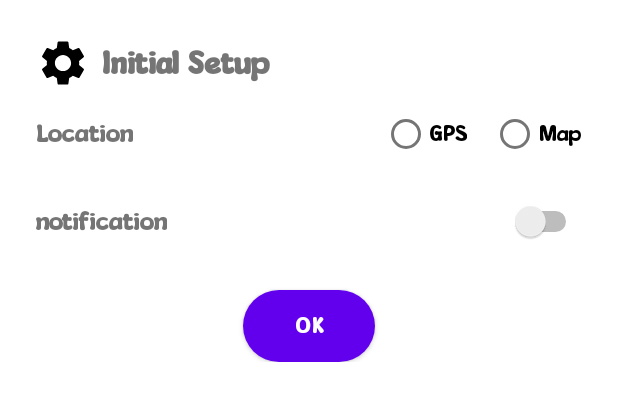
After one commit to malakezzat300/WeatherForecast, an Android app: the layout dialog_location.xml on its own in the app's theme, with its tools: preview values and no code run, on a phone screen of 412 x 824 dp. The commit adds this screen. Shown: the top 401 px of the screen. Run offline under Robolectric (Android 15) with nearby library versions, the phone set to English and light mode, and no system bars.

Commit message:
dialog UI + impl (Done)

```diff
--- /dev/null
+++ b/app/src/main/res/drawable/ic_settings_50.xml
@@ -0,0 +1,5 @@
+<vector xmlns:android="http://schemas.android.com/apk/res/android" android:height="50dp" android:tint="#000000" android:viewportHeight="24" android:viewportWidth="24" android:width="50dp">
+
+    <path android:fillColor="@android:color/white" android:pathData="M19.14,12.94c0.04,-0.3 0.06,-0.61 0.06,-0.94c0,-0.32 -0.02,-0.64 -0.07,-0.94l2.03,-1.58c0.18,-0.14 0.23,-0.41 0.12,-0.61l-1.92,-3.32c-0.12,-0.22 -0.37,-0.29 -0.59,-0.22l-2.39,0.96c-0.5,-0.38 -1.03,-0.7 -1.62,-0.94L14.4,2.81c-0.04,-0.24 -0.24,-0.41 -0.48,-0.41h-3.84c-0.24,0 -0.43,0.17 -0.47,0.41L9.25,5.35C8.66,5.59 8.12,5.92 7.63,6.29L5.24,5.33c-0.22,-0.08 -0.47,0 -0.59,0.22L2.74,8.87C2.62,9.08 2.66,9.34 2.86,9.48l2.03,1.58C4.84,11.36 4.8,11.69 4.8,12s0.02,0.64 0.07,0.94l-2.03,1.58c-0.18,0.14 -0.23,0.41 -0.12,0.61l1.92,3.32c0.12,0.22 0.37,0.29 0.59,0.22l2.39,-0.96c0.5,0.38 1.03,0.7 1.62,0.94l0.36,2.54c0.05,0.24 0.24,0.41 0.48,0.41h3.84c0.24,0 0.44,-0.17 0.47,-0.41l0.36,-2.54c0.59,-0.24 1.13,-0.56 1.62,-0.94l2.39,0.96c0.22,0.08 0.47,0 0.59,-0.22l1.92,-3.32c0.12,-0.22 0.07,-0.47 -0.12,-0.61L19.14,12.94zM12,15.6c-1.98,0 -3.6,-1.62 -3.6,-3.6s1.62,-3.6 3.6,-3.6s3.6,1.62 3.6,3.6S13.98,15.6 12,15.6z"/>
+
+</vector>
--- /dev/null
+++ b/app/src/main/res/layout/dialog_location.xml
@@ -0,0 +1,103 @@
+<?xml version="1.0" encoding="utf-8"?>
+<layout>
+    <data>
+
+    </data>
+    <androidx.constraintlayout.widget.ConstraintLayout xmlns:android="http://schemas.android.com/apk/res/android"
+        xmlns:app="http://schemas.android.com/apk/res-auto"
+        xmlns:tools="http://schemas.android.com/tools"
+        android:layout_width="match_parent"
+        android:layout_height="wrap_content"
+        android:padding="16dp">
+
+        <ImageView
+            android:id="@+id/ic_settings"
+            android:layout_width="36dp"
+            android:layout_height="36dp"
+            android:layout_marginStart="8dp"
+            android:layout_marginTop="8dp"
+            android:src="@drawable/ic_settings_50"
+            app:layout_constraintStart_toStartOf="parent"
+            app:layout_constraintTop_toTopOf="parent" />
+
+        <TextView
+            android:id="@+id/initial_setup"
+            android:layout_width="wrap_content"
+            android:layout_height="wrap_content"
+            android:layout_marginStart="8dp"
+            android:text="@string/initial_setup"
+            android:textSize="20sp"
+            android:textStyle="bold"
+            app:layout_constraintBottom_toBottomOf="@+id/ic_settings"
+            app:layout_constraintStart_toEndOf="@+id/ic_settings"
+            app:layout_constraintTop_toTopOf="@+id/ic_settings" />
+
+        <TextView
+            android:id="@+id/location_text"
+            android:layout_width="wrap_content"
+            android:layout_height="wrap_content"
+            android:layout_marginTop="24dp"
+            android:text="@string/location"
+            android:textSize="16sp"
+            app:layout_constraintStart_toStartOf="@+id/ic_settings"
+            app:layout_constraintTop_toBottomOf="@+id/initial_setup" />
+
+        <RadioGroup
+            android:id="@+id/radioGroup"
+            android:layout_width="wrap_content"
+            android:layout_height="wrap_content"
+            android:layout_marginEnd="8dp"
+            android:orientation="horizontal"
+            app:layout_constraintBottom_toBottomOf="@+id/location_text"
+            app:layout_constraintEnd_toEndOf="parent"
+            app:layout_constraintTop_toTopOf="@+id/location_text">
+
+            <RadioButton
+                android:id="@+id/gps_radio_button"
+                android:layout_width="wrap_content"
+                android:layout_height="wrap_content"
+                android:text="@string/gps" />
+
+            <RadioButton
+                android:id="@+id/map_radio_button"
+                android:layout_width="wrap_content"
+                android:layout_height="wrap_content"
+                android:layout_marginStart="16dp"
+                android:text="@string/map" />
+        </RadioGroup>
+
+        <!-- Notification Text -->
+        <TextView
+            android:id="@+id/notification_text"
+            android:layout_width="wrap_content"
+            android:layout_height="wrap_content"
+            android:layout_marginTop="24dp"
+            android:text="@string/notification"
+            android:textSize="16sp"
+            app:layout_constraintStart_toStartOf="@+id/ic_settings"
+            app:layout_constraintTop_toBottomOf="@+id/radioGroup" />
+
+        <!-- Notification Switch -->
+        <Switch
+            android:id="@+id/notification_switch"
+            android:layout_width="wrap_content"
+            android:layout_height="wrap_content"
+            android:layout_marginEnd="8dp"
+            app:layout_constraintBottom_toBottomOf="@+id/notification_text"
+            app:layout_constraintEnd_toEndOf="parent"
+            app:layout_constraintTop_toTopOf="@+id/notification_text" />
+
+        <!-- OK Button -->
+        <Button
+            android:id="@+id/ok_button"
+            android:layout_width="wrap_content"
+            android:layout_height="wrap_content"
+            android:layout_marginTop="35dp"
+            android:background="@drawable/button_background"
+            android:text="@string/ok"
+            app:layout_constraintEnd_toEndOf="parent"
+            app:layout_constraintStart_toStartOf="parent"
+            app:layout_constraintTop_toBottomOf="@+id/notification_text" />
+
+    </androidx.constraintlayout.widget.ConstraintLayout>
+</layout>
--- a/app/src/main/res/values/strings.xml
+++ b/app/src/main/res/values/strings.xml
@@ -2,4 +2,10 @@
     <string name="app_name">Weather Forecast</string>
     <string name="navigation_drawer_open">open</string>
     <string name="navigation_drawer_close">close</string>
+    <string name="initial_setup">Initial Setup</string>
+    <string name="gps">GPS</string>
+    <string name="map">Map</string>
+    <string name="location">Location</string>
+    <string name="notification">notification</string>
+    <string name="ok">OK</string>
 </resources>
```
Also changed, not shown: app/src/main/java/com/malakezzat/weatherforecast/MainActivity.kt (+23 -4 lines), app/src/main/java/com/malakezzat/weatherforecast/dialog/LocationDialogFragment.kt (added, +62 -0 lines), app/src/main/java/com/malakezzat/weatherforecast/home/view/HomeFragment.kt (+10 -1 lines), app/src/main/java/com/malakezzat/weatherforecast/home/viewmodel/HomeViewModel.kt (+45 -1 lines).
